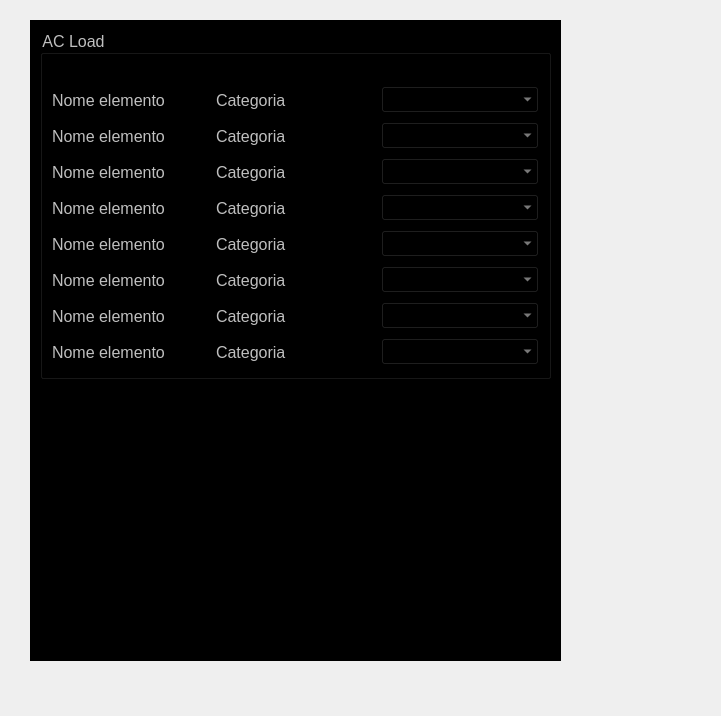
This is UI/elementsProfile_wgt.ui in AntonioRIcca/ARStool as Qt 5 draws it before an edit. The edited form follows.
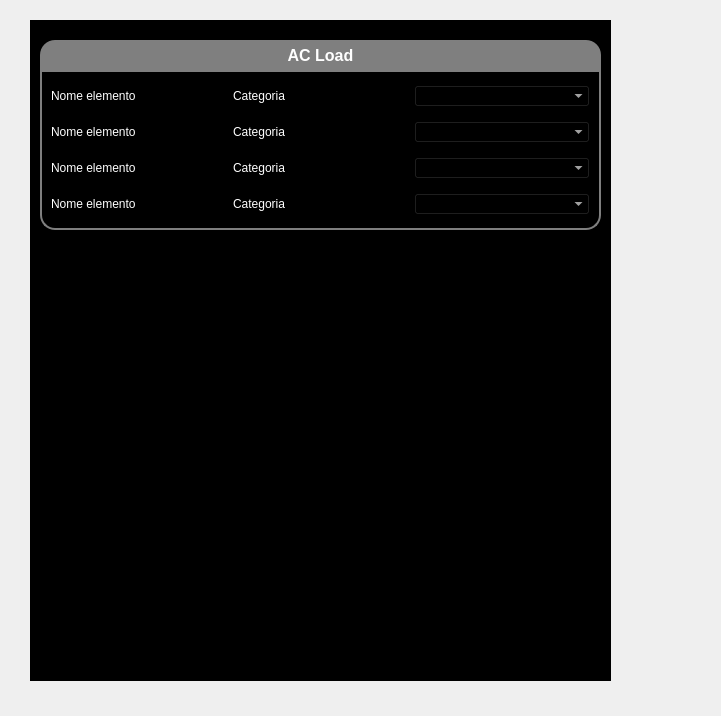
This is the edited form.

Commit message: backup di sicurezza x modifiche

What changed in the file:
```diff
--- a/UI/elementsProfile_wgt.ui
+++ b/UI/elementsProfile_wgt.ui
@@ -18,8 +18,8 @@
     <rect>
      <x>30</x>
      <y>20</y>
-     <width>531</width>
-     <height>641</height>
+     <width>581</width>
+     <height>661</height>
     </rect>
    </property>
    <property name="styleSheet">
@@ -33,9 +33,15 @@
 	font: 75 12pt &quot;MS Shell Dlg 2&quot;;
 }
 
-QLabel{
-	font: 10pt &quot;MS Shell Dlg 2&quot;;
+QGroupBox::title  {
+    subcontrol-origin: margin;
+    subcontrol-position: top center;
+    padding: 5px 50 5px 50px;
+    background-color: rgb(0, 0, 21);
+	border-color: rgb(255, 255, 255);
+    color: rgb(255, 255, 255);
 }
+
 </string>
    </property>
    <layout class="QVBoxLayout" name="verticalLayout">
@@ -64,41 +70,104 @@
         <rect>
          <x>0</x>
          <y>0</y>
-         <width>511</width>
-         <height>621</height>
+         <width>561</width>
+         <height>641</height>
         </rect>
        </property>
        <layout class="QGridLayout" name="mainSaWgtGL">
-        <item row="0" column="0">
-         <widget class="QGroupBox" name="MainSaWgtGB">
+        <property name="verticalSpacing">
+         <number>0</number>
+        </property>
+        <item row="3" column="0">
+         <spacer name="verticalSpacer">
+          <property name="orientation">
+           <enum>Qt::Vertical</enum>
+          </property>
+          <property name="sizeHint" stdset="0">
+           <size>
+            <width>20</width>
+            <height>40</height>
+           </size>
+          </property>
+         </spacer>
+        </item>
+        <item row="1" column="0">
+         <widget class="QLabel" name="ACLoadLbl">
+          <property name="minimumSize">
+           <size>
+            <width>0</width>
+            <height>30</height>
+           </size>
+          </property>
+          <property name="baseSize">
+           <size>
+            <width>0</width>
+            <height>30</height>
+           </size>
+          </property>
           <property name="font">
            <font>
             <family>MS Shell Dlg 2</family>
             <pointsize>12</pointsize>
-            <weight>9</weight>
+            <weight>75</weight>
             <italic>false</italic>
-            <bold>false</bold>
+            <bold>true</bold>
            </font>
           </property>
-          <property name="title">
+          <property name="styleSheet">
+           <string notr="true">border-top-left-radius: 15px;
+    border-top-right-radius: 15px;
+    padding: 5px 150px;
+    background-color: rgb(127, 127, 127);
+    color: rgb(255, 255, 255);
+</string>
+          </property>
+          <property name="text">
            <string>AC Load</string>
           </property>
-          <layout class="QGridLayout" name="gridLayout_2">
-           <property name="topMargin">
-            <number>30</number>
-           </property>
-           <property name="rightMargin">
-            <number>9</number>
-           </property>
-           <item row="6" column="1">
-            <widget class="QLabel" name="catLbl_7">
-             <property name="text">
-              <string>Categoria</string>
-             </property>
-            </widget>
-           </item>
-           <item row="2" column="0">
-            <widget class="QLabel" name="elemLbl_3">
+          <property name="alignment">
+           <set>Qt::AlignCenter</set>
+          </property>
+         </widget>
+        </item>
+        <item row="2" column="0">
+         <widget class="QFrame" name="frame">
+          <property name="minimumSize">
+           <size>
+            <width>0</width>
+            <height>100</height>
+           </size>
+          </property>
+          <property name="styleSheet">
+           <string notr="true">*{
+	background-color: rgb(0, 0, 0);
+	color: rgb(255, 255, 255)
+}
+
+QFrame {
+	border: solid;
+	border-width: 2px;
+	border-color: rgb(127, 127, 127);
+	border-bottom-left-radius: 15px;
+    border-bottom-right-radius: 15px;
+}
+
+QLabel {
+	border-width: 0px;
+	border-radius: 0px;
+}
+
+</string>
+          </property>
+          <property name="frameShape">
+           <enum>QFrame::StyledPanel</enum>
+          </property>
+          <property name="frameShadow">
+           <enum>QFrame::Raised</enum>
+          </property>
+          <layout class="QGridLayout" name="gridLayout">
+           <item row="0" column="0">
+            <widget class="QLabel" name="elemLbl">
              <property name="sizePolicy">
               <sizepolicy hsizetype="Preferred" vsizetype="Fixed">
                <horstretch>0</horstretch>
@@ -122,13 +191,6 @@
              </property>
             </widget>
            </item>
-           <item row="3" column="1">
-            <widget class="QLabel" name="catLbl_4">
-             <property name="text">
-              <string>Categoria</string>
-             </property>
-            </widget>
-           </item>
            <item row="0" column="1">
             <widget class="QLabel" name="catLbl">
              <property name="text">
@@ -136,6 +198,34 @@
              </property>
             </widget>
            </item>
+           <item row="0" column="2">
+            <widget class="QComboBox" name="typeCB"/>
+           </item>
+           <item row="1" column="0">
+            <widget class="QLabel" name="elemLbl_2">
+             <property name="sizePolicy">
+              <sizepolicy hsizetype="Preferred" vsizetype="Fixed">
+               <horstretch>0</horstretch>
+               <verstretch>0</verstretch>
+              </sizepolicy>
+             </property>
+             <property name="minimumSize">
+              <size>
+               <width>0</width>
+               <height>30</height>
+              </size>
+             </property>
+             <property name="maximumSize">
+              <size>
+               <width>16777215</width>
+               <height>30</height>
+              </size>
+             </property>
+             <property name="text">
+              <string>Nome elemento</string>
+             </property>
+            </widget>
+           </item>
            <item row="1" column="1">
             <widget class="QLabel" name="catLbl_2">
              <property name="text">
@@ -143,8 +233,33 @@
              </property>
             </widget>
            </item>
-           <item row="3" column="2">
-            <widget class="QComboBox" name="typeCB_3"/>
+           <item row="1" column="2">
+            <widget class="QComboBox" name="typeCB_2"/>
+           </item>
+           <item row="2" column="0">
+            <widget class="QLabel" name="elemLbl_3">
+             <property name="sizePolicy">
+              <sizepolicy hsizetype="Preferred" vsizetype="Fixed">
+               <horstretch>0</horstretch>
+               <verstretch>0</verstretch>
+              </sizepolicy>
+             </property>
+             <property name="minimumSize">
+              <size>
+               <width>0</width>
+               <height>30</height>
+              </size>
+             </property>
+             <property name="maximumSize">
+              <size>
+               <width>16777215</width>
+               <height>30</height>
+              </size>
+             </property>
+             <property name="text">
+              <string>Nome elemento</string>
+             </property>
+            </widget>
            </item>
            <item row="2" column="1">
             <widget class="QLabel" name="catLbl_3">
@@ -153,74 +268,11 @@
              </property>
             </widget>
            </item>
-           <item row="4" column="2">
-            <widget class="QComboBox" name="typeCB_7"/>
-           </item>
-           <item row="6" column="0">
-            <widget class="QLabel" name="elemLbl_8">
-             <property name="sizePolicy">
-              <sizepolicy hsizetype="Preferred" vsizetype="Fixed">
-               <horstretch>0</horstretch>
-               <verstretch>0</verstretch>
-              </sizepolicy>
-             </property>
-             <property name="minimumSize">
-              <size>
-               <width>0</width>
-               <height>30</height>
-              </size>
-             </property>
-             <property name="maximumSize">
-              <size>
-               <width>16777215</width>
-               <height>30</height>
-              </size>
-             </property>
-             <property name="text">
-              <string>Nome elemento</string>
-             </property>
-            </widget>
-           </item>
-           <item row="3" column="0">
-            <widget class="QLabel" name="elemLbl_4">
-             <property name="sizePolicy">
-              <sizepolicy hsizetype="Preferred" vsizetype="Fixed">
-               <horstretch>0</horstretch>
-               <verstretch>0</verstretch>
-              </sizepolicy>
-             </property>
-             <property name="minimumSize">
-              <size>
-               <width>0</width>
-               <height>30</height>
-              </size>
-             </property>
-             <property name="maximumSize">
-              <size>
-               <width>16777215</width>
-               <height>30</height>
-              </size>
-             </property>
-             <property name="text">
-              <string>Nome elemento</string>
-             </property>
-            </widget>
-           </item>
-           <item row="4" column="1">
-            <widget class="QLabel" name="catLbl_8">
-             <property name="text">
-              <string>Categoria</string>
-             </property>
-            </widget>
-           </item>
            <item row="2" column="2">
             <widget class="QComboBox" name="typeCB_4"/>
            </item>
-           <item row="1" column="2">
-            <widget class="QComboBox" name="typeCB_2"/>
-           </item>
-           <item row="7" column="0">
-            <widget class="QLabel" name="elemLbl_6">
+           <item row="3" column="0">
+            <widget class="QLabel" name="elemLbl_4">
              <property name="sizePolicy">
               <sizepolicy hsizetype="Preferred" vsizetype="Fixed">
                <horstretch>0</horstretch>
@@ -244,144 +296,31 @@
              </property>
             </widget>
            </item>
-           <item row="5" column="0">
-            <widget class="QLabel" name="elemLbl_5">
-             <property name="sizePolicy">
-              <sizepolicy hsizetype="Preferred" vsizetype="Fixed">
-               <horstretch>0</horstretch>
-               <verstretch>0</verstretch>
-              </sizepolicy>
-             </property>
-             <property name="minimumSize">
-              <size>
-               <width>0</width>
-               <height>30</height>
-              </size>
-             </property>
-             <property name="maximumSize">
-              <size>
-               <width>16777215</width>
-               <height>30</height>
-              </size>
-             </property>
+           <item row="3" column="1">
+            <widget class="QLabel" name="catLbl_4">
              <property name="text">
-              <string>Nome elemento</string>
-             </property>
-            </widget>
-           </item>
-           <item row="6" column="2">
-            <widget class="QComboBox" name="typeCB_6"/>
-           </item>
-           <item row="4" column="0">
-            <widget class="QLabel" name="elemLbl_7">
-             <property name="sizePolicy">
-              <sizepolicy hsizetype="Preferred" vsizetype="Fixed">
-               <horstretch>0</horstretch>
-               <verstretch>0</verstretch>
-              </sizepolicy>
-             </property>
-             <property name="minimumSize">
-              <size>
-               <width>0</width>
-               <height>30</height>
-              </size>
-             </property>
-             <property name="maximumSize">
-              <size>
-               <width>16777215</width>
-               <height>30</height>
-              </size>
-             </property>
-             <property name="text">
-              <string>Nome elemento</string>
-             </property>
-            </widget>
-           </item>
-           <item row="5" column="2">
-            <widget class="QComboBox" name="typeCB_5"/>
-           </item>
-           <item row="0" column="0">
-            <widget class="QLabel" name="elemLbl">
-             <property name="sizePolicy">
-              <sizepolicy hsizetype="Preferred" vsizetype="Fixed">
-               <horstretch>0</horstretch>
-               <verstretch>0</verstretch>
-              </sizepolicy>
-             </property>
-             <property name="minimumSize">
-              <size>
-               <width>0</width>
-               <height>30</height>
-              </size>
-             </property>
-             <property name="maximumSize">
-              <size>
-               <width>16777215</width>
-               <height>30</height>
-              </size>
-             </property>
-             <property name="text">
-              <string>Nome elemento</string>
-             </property>
-            </widget>
-           </item>
-           <item row="1" column="0">
-            <widget class="QLabel" name="elemLbl_2">
-             <property name="sizePolicy">
-              <sizepolicy hsizetype="Preferred" vsizetype="Fixed">
-               <horstretch>0</horstretch>
-               <verstretch>0</verstretch>
-              </sizepolicy>
-             </property>
-             <property name="minimumSize">
-              <size>
-               <width>0</width>
-               <height>30</height>
-              </size>
-             </property>
-             <property name="maximumSize">
-              <size>
-               <width>16777215</width>
-               <height>30</height>
-              </size>
-             </property>
-             <property name="text">
-              <string>Nome elemento</string>
-             </property>
-            </widget>
-           </item>
-           <item row="5" column="1">
-            <widget class="QLabel" name="catLbl_5">
-             <property name="text">
               <string>Categoria</string>
              </property>
             </widget>
            </item>
-           <item row="7" column="1">
-            <widget class="QLabel" name="catLbl_6">
-             <property name="text">
-              <string>Categoria</string>
-             </property>
-            </widget>
-           </item>
-           <item row="7" column="2">
-            <widget class="QComboBox" name="typeCB_8"/>
-           </item>
-           <item row="0" column="2">
-            <widget class="QComboBox" name="typeCB"/>
+           <item row="3" column="2">
+            <widget class="QComboBox" name="typeCB_3"/>
            </item>
           </layout>
          </widget>
         </item>
-        <item row="1" column="0">
-         <spacer name="verticalSpacer">
+        <item row="0" column="0">
+         <spacer name="verticalSpacer_2">
           <property name="orientation">
            <enum>Qt::Vertical</enum>
           </property>
+          <property name="sizeType">
+           <enum>QSizePolicy::Fixed</enum>
+          </property>
           <property name="sizeHint" stdset="0">
            <size>
             <width>20</width>
-            <height>40</height>
+            <height>10</height>
            </size>
           </property>
          </spacer>
```
The commit also changes 2 other files.
